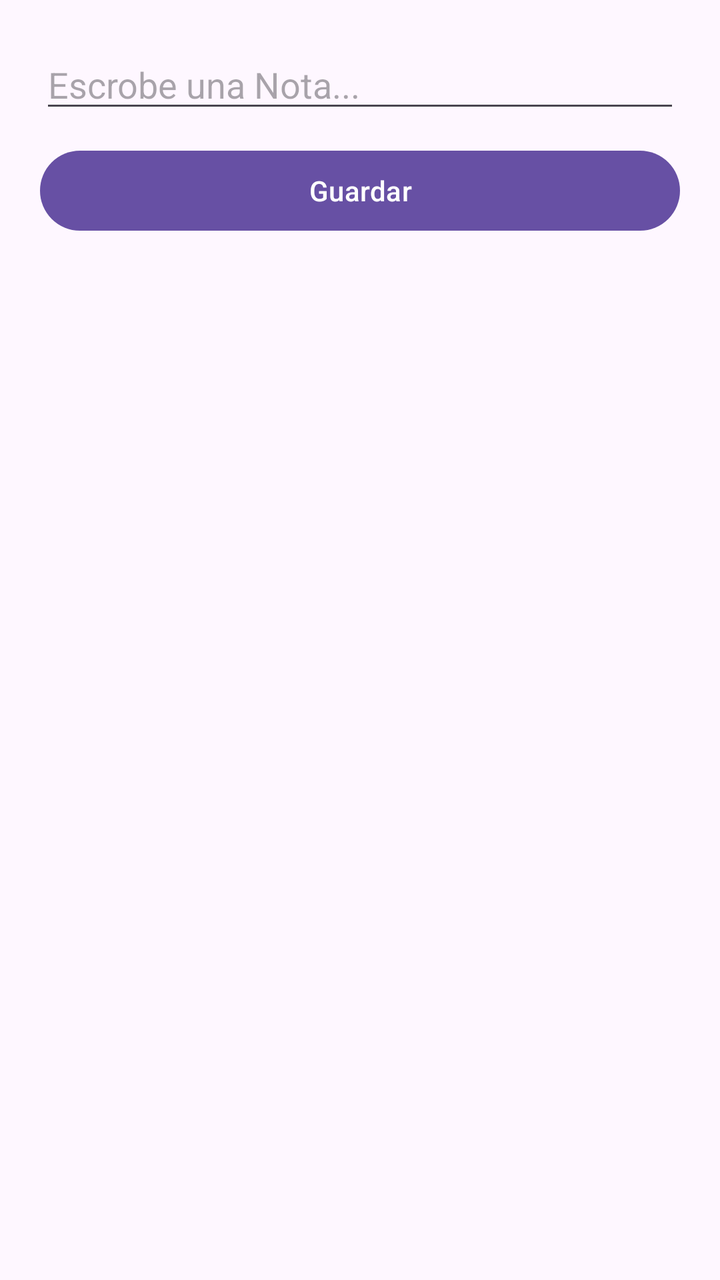
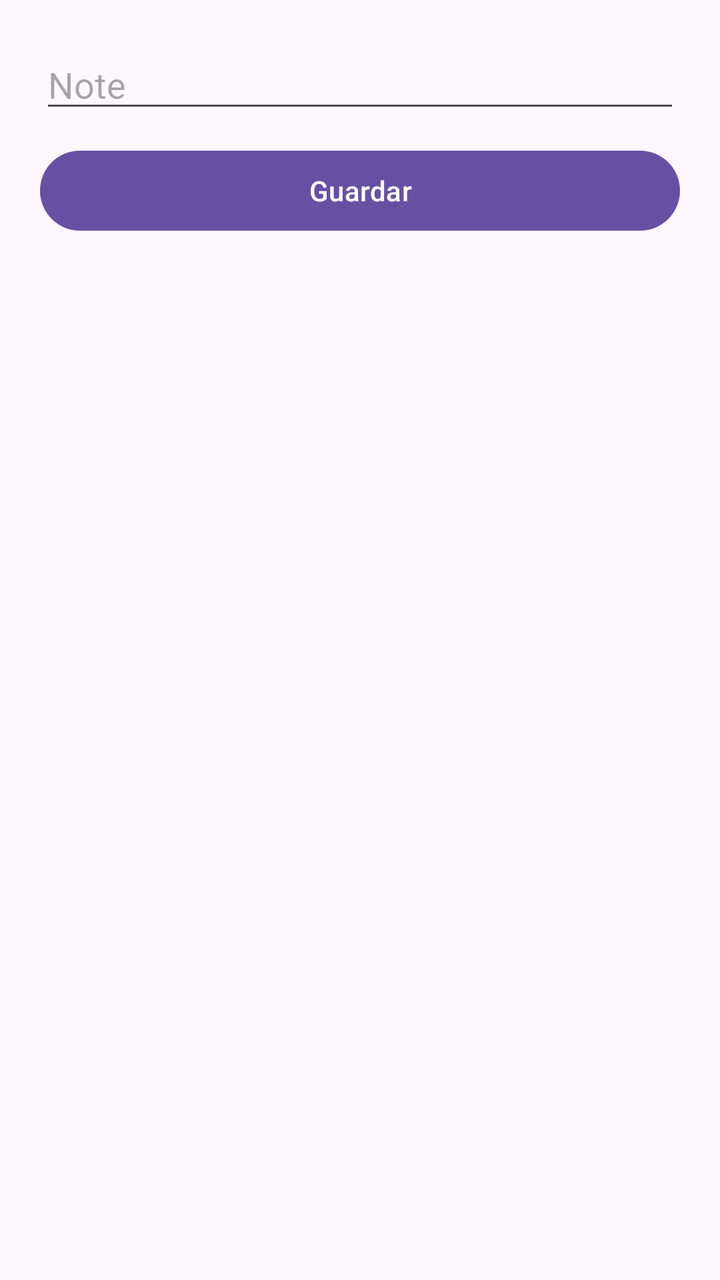

The first picture is an Android layout as it rendered before a commit; the second is the same layout after the commit. The layout source and the unified diff follow.
<!-- AndroidManifest.xml: application theme Theme.ServidorCaseroApp -->
<!-- res/layout/activity_main.xml -->
<?xml version="1.0" encoding="utf-8"?>
<LinearLayout xmlns:android="http://schemas.android.com/apk/res/android"
    android:layout_width="match_parent"
    android:layout_height="match_parent"
    android:orientation="vertical"
    android:padding="20dp">

    <EditText
        android:id="@+id/etNota"
        android:layout_width="match_parent"
        android:layout_height="wrap_content"
        android:hint="Escrobe una Nota..." />

    <Button
        android:id="@+id/btnEnviar"
        android:layout_width="match_parent"
        android:layout_height="wrap_content"
        android:layout_marginTop="10dp"
        android:text="Guardar" />

    <TextView
        android:id="@+id/tvResultado"
        android:layout_width="match_parent"
        android:layout_height="wrap_content"
        android:layout_marginTop="20dp"
        android:textSize="16sp" />
</LinearLayout>
<!-- resources referenced by this layout -->
<resources>
  <style name="Theme.ServidorCaseroApp" parent="Base.Theme.ServidorCaseroApp" />
  <style name="Base.Theme.ServidorCaseroApp" parent="Theme.Material3.DayNight.NoActionBar">
          
          
      </style>
</resources>

<!-- the commit's change to res/layout/activity_main.xml (unified diff, before → after) -->
@@ -9,7 +9,7 @@
         android:id="@+id/etNota"
         android:layout_width="match_parent"
         android:layout_height="wrap_content"
-        android:hint="Escrobe una Nota..." />
+        android:hint="Note" />
 
     <Button
         android:id="@+id/btnEnviar"
